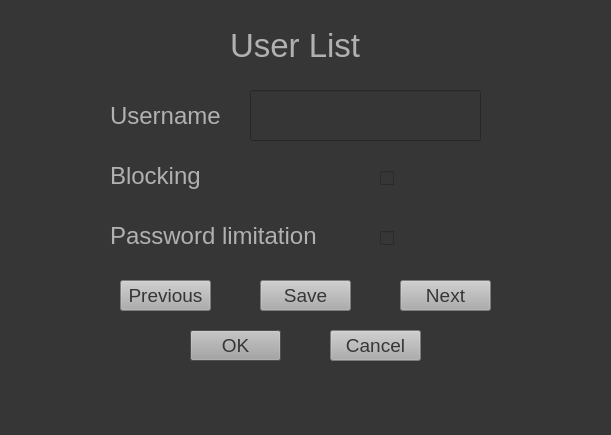
Qt form UI/user_list.ui (ShallowSmile1/Lab_def_inf) before a commit.
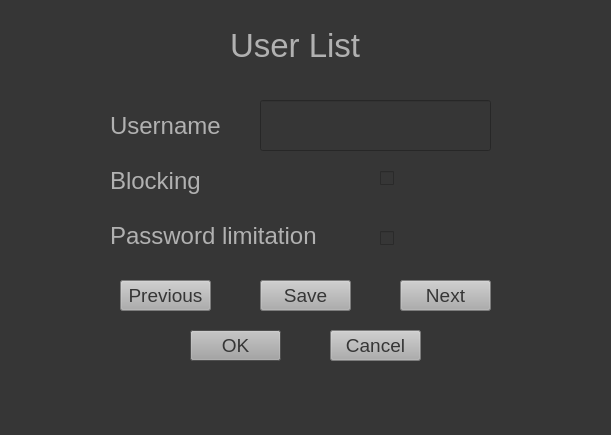
The same form after that commit.

Patch:
```diff
--- a/UI/user_list.ui
+++ b/UI/user_list.ui
@@ -23,7 +23,7 @@
     <rect>
      <x>230</x>
      <y>20</y>
-     <width>151</width>
+     <width>211</width>
      <height>51</height>
     </rect>
    </property>
@@ -38,8 +38,8 @@
    <property name="geometry">
     <rect>
      <x>110</x>
-     <y>100</y>
-     <width>111</width>
+     <y>110</y>
+     <width>141</width>
      <height>31</height>
     </rect>
    </property>
@@ -53,8 +53,8 @@
   <widget class="QLineEdit" name="username">
    <property name="geometry">
     <rect>
-     <x>250</x>
-     <y>90</y>
+     <x>260</x>
+     <y>100</y>
      <width>231</width>
      <height>51</height>
     </rect>
@@ -100,7 +100,7 @@
     <rect>
      <x>110</x>
      <y>220</y>
-     <width>211</width>
+     <width>261</width>
      <height>31</height>
     </rect>
    </property>
@@ -117,7 +117,7 @@
      <x>110</x>
      <y>160</y>
      <width>111</width>
-     <height>31</height>
+     <height>41</height>
     </rect>
    </property>
    <property name="styleSheet">
```
